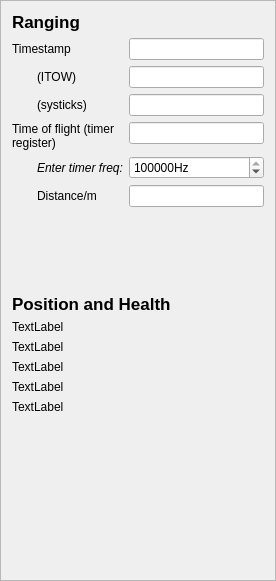
The window that TOAD/ground_station/toad_frontend/toad_frame.ui (cuspaceflight/m3-avionics) describes before a commit, drawn with Qt 5.
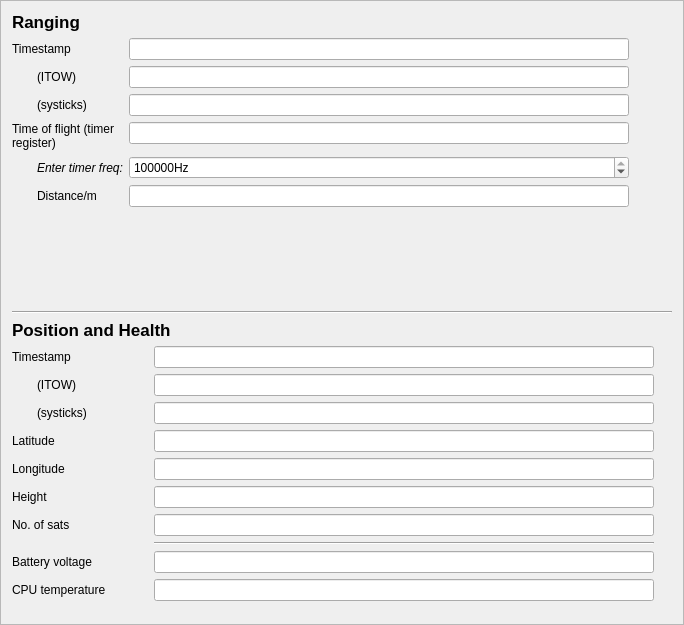
The same window after the commit.

Diff of the .ui file:
```diff
--- a/TOAD/ground_station/toad_frontend/toad_frame.ui
+++ b/TOAD/ground_station/toad_frontend/toad_frame.ui
@@ -6,14 +6,14 @@
    <rect>
     <x>0</x>
     <y>0</y>
-    <width>276</width>
-    <height>581</height>
+    <width>684</width>
+    <height>625</height>
    </rect>
   </property>
   <property name="minimumSize">
    <size>
     <width>276</width>
-    <height>0</height>
+    <height>625</height>
    </size>
   </property>
   <property name="windowTitle">
@@ -221,7 +221,20 @@
     </layout>
    </item>
    <item>
-    <layout class="QFormLayout" name="formLayout_2">
+    <widget class="Line" name="line_2">
+     <property name="orientation">
+      <enum>Qt::Horizontal</enum>
+     </property>
+    </widget>
+   </item>
+   <item>
+    <layout class="QFormLayout" name="formLayout_pos">
+     <property name="sizeConstraint">
+      <enum>QLayout::SetMaximumSize</enum>
+     </property>
+     <property name="fieldGrowthPolicy">
+      <enum>QFormLayout::AllNonFixedFieldsGrow</enum>
+     </property>
      <item row="0" column="0" colspan="2">
       <widget class="QLabel" name="label_pos">
        <property name="maximumSize">
@@ -243,37 +256,189 @@
       </widget>
      </item>
      <item row="1" column="0">
+      <widget class="QLabel" name="label_pos_timestamp">
+       <property name="minimumSize">
+        <size>
+         <width>136</width>
+         <height>0</height>
+        </size>
+       </property>
+       <property name="text">
+        <string>Timestamp</string>
+       </property>
+       <property name="indent">
+        <number>-1</number>
+       </property>
+      </widget>
+     </item>
+     <item row="1" column="1">
+      <widget class="QLineEdit" name="lineEdit_9">
+       <property name="maximumSize">
+        <size>
+         <width>500</width>
+         <height>16777215</height>
+        </size>
+       </property>
+      </widget>
+     </item>
+     <item row="2" column="0">
+      <widget class="QLabel" name="label_pos_itow">
+       <property name="text">
+        <string>(ITOW)</string>
+       </property>
+       <property name="indent">
+        <number>25</number>
+       </property>
+      </widget>
+     </item>
+     <item row="2" column="1">
+      <widget class="QLineEdit" name="lineEdit_8">
+       <property name="maximumSize">
+        <size>
+         <width>500</width>
+         <height>16777215</height>
+        </size>
+       </property>
+      </widget>
+     </item>
+     <item row="3" column="0">
+      <widget class="QLabel" name="label_pos_systicks">
+       <property name="text">
+        <string>(systicks)</string>
+       </property>
+       <property name="indent">
+        <number>25</number>
+       </property>
+      </widget>
+     </item>
+     <item row="3" column="1">
+      <widget class="QLineEdit" name="lineEdit_7">
+       <property name="maximumSize">
+        <size>
+         <width>500</width>
+         <height>16777215</height>
+        </size>
+       </property>
+      </widget>
+     </item>
+     <item row="4" column="0">
+      <widget class="QLabel" name="label_5">
+       <property name="text">
+        <string>Latitude</string>
+       </property>
+      </widget>
+     </item>
+     <item row="4" column="1">
+      <widget class="QLineEdit" name="lineEdit_2">
+       <property name="maximumSize">
+        <size>
+         <width>500</width>
+         <height>16777215</height>
+        </size>
+       </property>
+      </widget>
+     </item>
+     <item row="5" column="0">
+      <widget class="QLabel" name="label_6">
+       <property name="text">
+        <string>Longitude</string>
+       </property>
+      </widget>
+     </item>
+     <item row="5" column="1">
+      <widget class="QLineEdit" name="lineEdit_3">
+       <property name="maximumSize">
+        <size>
+         <width>500</width>
+         <height>16777215</height>
+        </size>
+       </property>
+      </widget>
+     </item>
+     <item row="6" column="0">
+      <widget class="QLabel" name="label">
+       <property name="text">
+        <string>Height</string>
+       </property>
+      </widget>
+     </item>
+     <item row="6" column="1">
+      <widget class="QLineEdit" name="lineEdit">
+       <property name="maximumSize">
+        <size>
+         <width>500</width>
+         <height>16777215</height>
+        </size>
+       </property>
+      </widget>
+     </item>
+     <item row="7" column="0">
       <widget class="QLabel" name="label_2">
        <property name="text">
-        <string>TextLabel</string>
+        <string>No. of sats</string>
        </property>
       </widget>
      </item>
-     <item row="2" column="0">
+     <item row="7" column="1">
+      <widget class="QLineEdit" name="lineEdit_6">
+       <property name="maximumSize">
+        <size>
+         <width>500</width>
+         <height>16777215</height>
+        </size>
+       </property>
+      </widget>
+     </item>
+     <item row="9" column="0">
       <widget class="QLabel" name="label_3">
        <property name="text">
-        <string>TextLabel</string>
+        <string>Battery voltage</string>
        </property>
       </widget>
      </item>
-     <item row="3" column="0">
+     <item row="9" column="1">
+      <widget class="QLineEdit" name="lineEdit_5">
+       <property name="maximumSize">
+        <size>
+         <width>500</width>
+         <height>16777215</height>
+        </size>
+       </property>
+      </widget>
+     </item>
+     <item row="10" column="0">
       <widget class="QLabel" name="label_4">
        <property name="text">
-        <string>TextLabel</string>
+        <string>CPU temperature</string>
        </property>
       </widget>
      </item>
-     <item row="4" column="0">
-      <widget class="QLabel" name="label_5">
-       <property name="text">
-        <string>TextLabel</string>
+     <item row="10" column="1">
+      <widget class="QLineEdit" name="lineEdit_4">
+       <property name="maximumSize">
+        <size>
+         <width>500</width>
+         <height>16777215</height>
+        </size>
        </property>
       </widget>
      </item>
-     <item row="5" column="0">
-      <widget class="QLabel" name="label_6">
-       <property name="text">
-        <string>TextLabel</string>
+     <item row="8" column="1">
+      <widget class="Line" name="line">
+       <property name="sizePolicy">
+        <sizepolicy hsizetype="Maximum" vsizetype="Fixed">
+         <horstretch>0</horstretch>
+         <verstretch>0</verstretch>
+        </sizepolicy>
+       </property>
+       <property name="maximumSize">
+        <size>
+         <width>500</width>
+         <height>16777215</height>
+        </size>
+       </property>
+       <property name="orientation">
+        <enum>Qt::Horizontal</enum>
        </property>
       </widget>
      </item>
```
Left out of the diff: 6 changed lines with no effect on the pictures.
